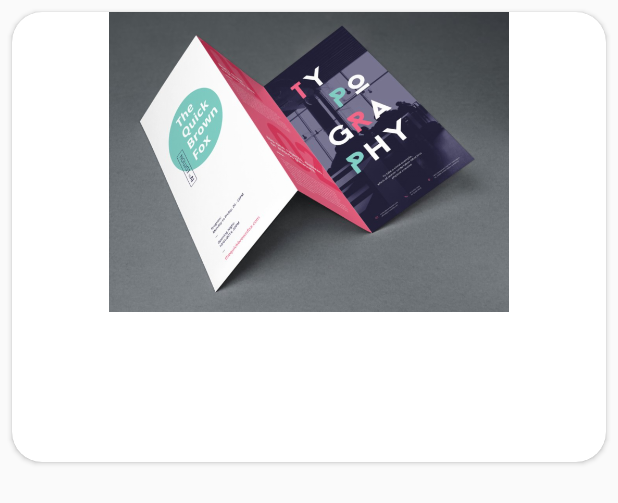
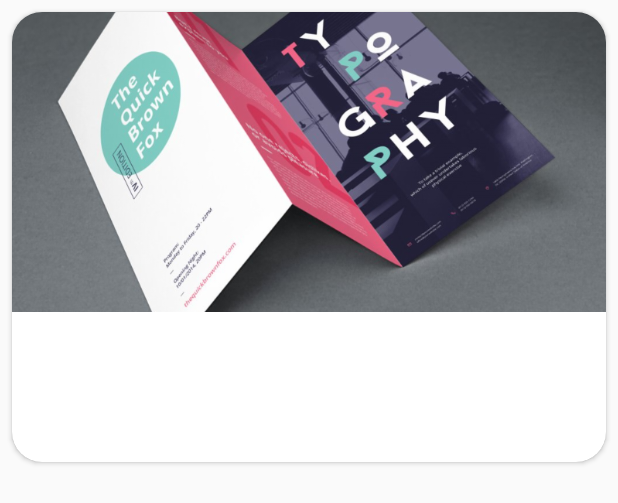
Before and after one commit to harshsiri2110/AART, an Android app: the layout item.xml on its own in the app's theme, with its tools: preview values and no code run, on a phone screen of 412 x 824 dp. Shown: the top 503 px of the screen. Run offline under Robolectric (Android 15) with nearby library versions, the phone set to English and light mode, and no system bars.

Commit message:
item.xml line added

```diff
--- a/app/src/main/res/layout/item.xml
+++ b/app/src/main/res/layout/item.xml
@@ -19,6 +19,7 @@
                 android:id="@+id/image"
                 android:src="@drawable/brochure"
                 android:layout_width="match_parent"
+                android:scaleType="centerCrop"
                 android:layout_height="200dp">
 
             </ImageView>
```
